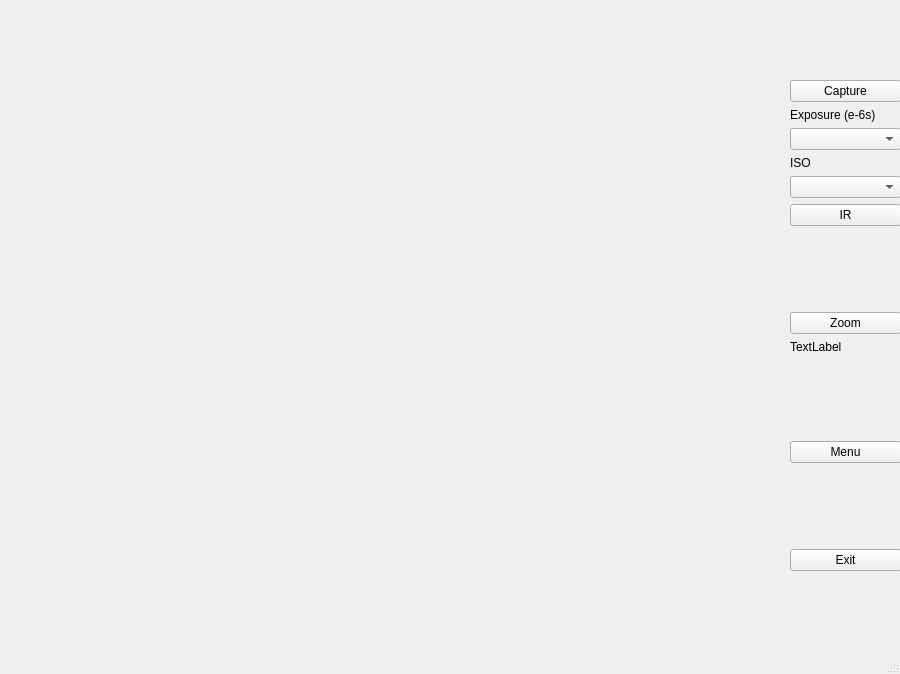
Above: Viewfinder_mod.ui from Naderschah/64MP_DSLR_controller before the change. Below: the same form after it.
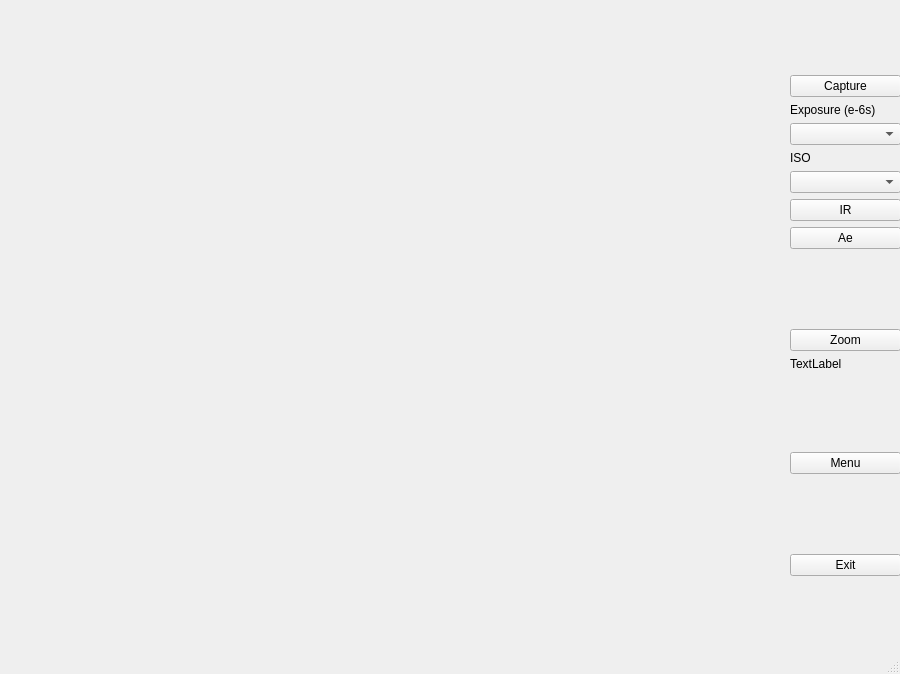
That is the form after the change.

Patch:
```diff
--- a/Viewfinder_mod.ui
+++ b/Viewfinder_mod.ui
@@ -91,6 +91,13 @@
        </property>
       </widget>
      </item>
+     <item>
+      <widget class="QPushButton" name="Ae_button">
+       <property name="text">
+        <string>Ae</string>
+       </property>
+      </widget>
+     </item>
      <item>
       <spacer name="verticalSpacer_2">
        <property name="orientation">
```
